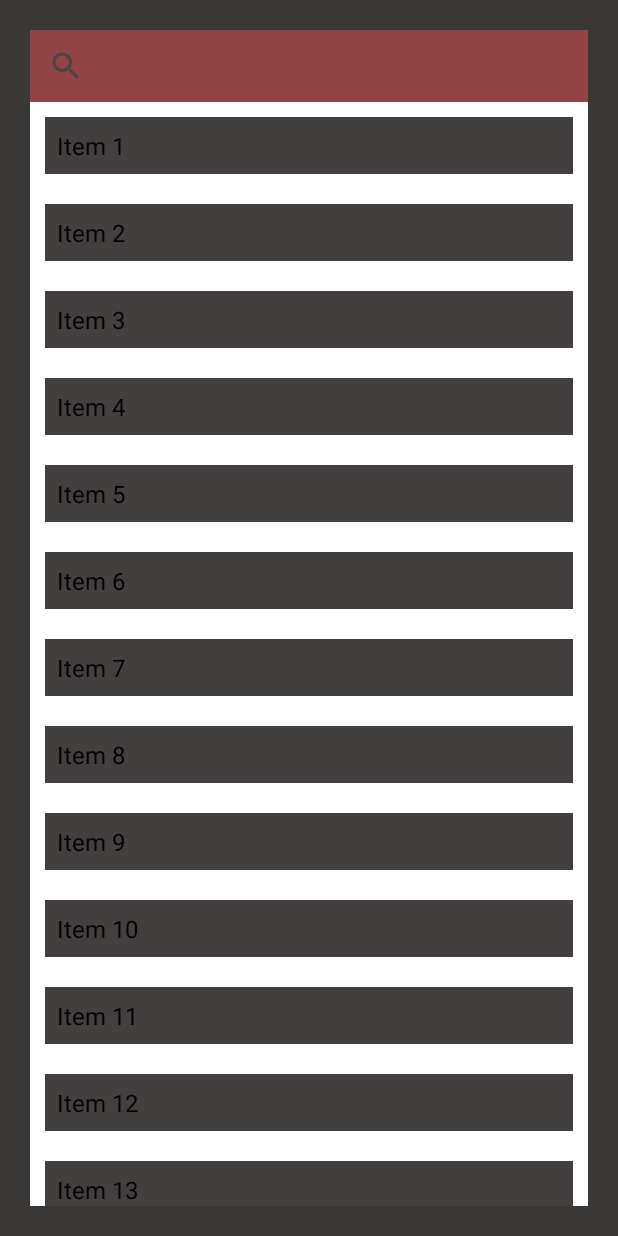
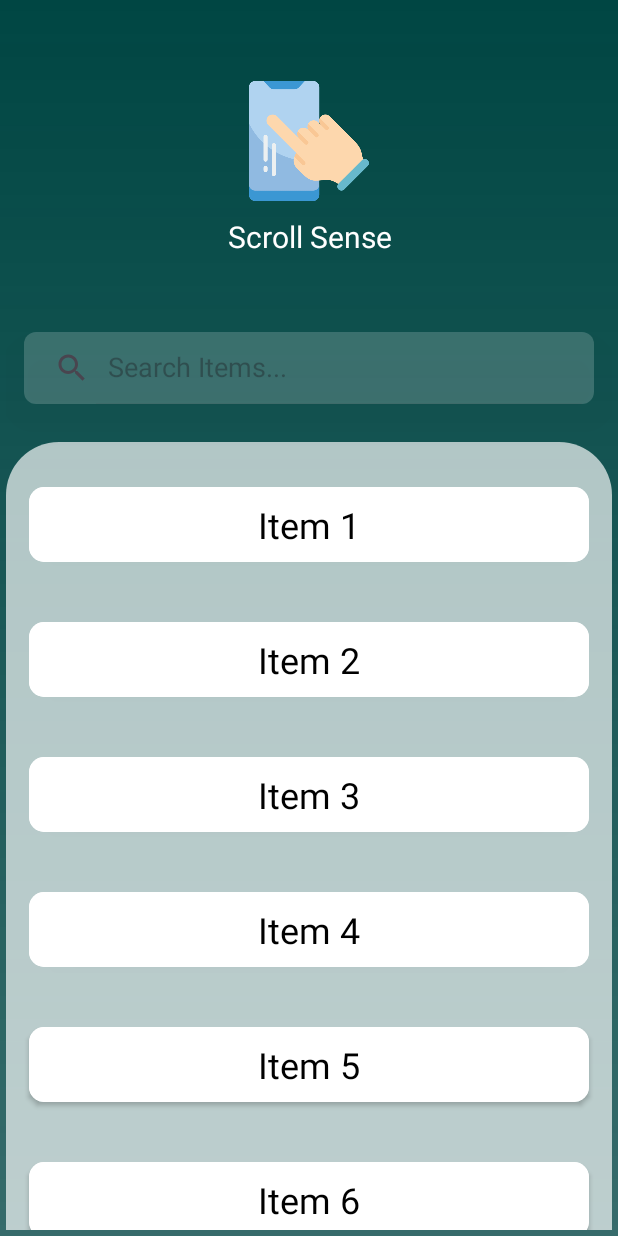
Before and after one commit to Amartyakaushik/ScrollSense, an Android app: the screen it shows after launch (MainActivity), on a phone screen of 412 x 824 dp. Run offline under Robolectric (Android 15) with nearby library versions, the phone set to English and light mode, and no system bars; our stand-ins replace Shimmer.

Commit message:
Enhanced the ui with better and more interactive ui.

```diff
--- a/app/src/main/java/com/example/scrollsense/model/Item.kt
+++ b/app/src/main/java/com/example/scrollsense/model/dataClass/Item.kt
@@ -1,3 +1,3 @@
-package com.example.scrollsense.model
+package com.example.scrollsense.model.dataClass
 
 data class Item(val id: Int, val title: String)
--- a/app/src/main/java/com/example/scrollsense/network/ItemRepository.kt
+++ b/app/src/main/java/com/example/scrollsense/network/ItemRepository.kt
@@ -1,5 +1,5 @@
 package com.example.scrollsense.network
-import com.example.scrollsense.model.Item
+import com.example.scrollsense.model.dataClass.Item
 
 
 class ItemRepository(private val api: MockApi) {
@@ -12,7 +12,7 @@ class ItemRepository(private val api: MockApi) {
 //
 //import androidx.lifecycle.LiveData
 //import androidx.lifecycle.MutableLiveData
-//import com.example.scrollsense.model.Item
+//import com.example.scrollsense.model.dataClass.Item
 //
 //class ItemRepository(private val api: MockApi) {
 //
--- a/app/src/main/java/com/example/scrollsense/network/MockApi.kt
+++ b/app/src/main/java/com/example/scrollsense/network/MockApi.kt
@@ -3,7 +3,7 @@ package com.example.scrollsense.network
 import android.os.Handler
 import android.os.Looper
 import android.util.Log
-import com.example.scrollsense.model.Item
+import com.example.scrollsense.model.dataClass.Item
 
 class MockApi {
 
--- a/app/src/main/java/com/example/scrollsense/ui/MainActivity.kt
+++ b/app/src/main/java/com/example/scrollsense/ui/MainActivity.kt
@@ -50,6 +50,8 @@ class MainActivity : AppCompatActivity() {
         recyclerView.adapter = adapter
 
         val searchView = findViewById<SearchView>(R.id.searchView)
+        searchView.queryHint = "Search Items..." // providing qurey hint
+//        searchView.
         searchView.setOnQueryTextListener(object : SearchView.OnQueryTextListener  {
             override fun onQueryTextSubmit(query: String?): Boolean {
                 return false
--- a/app/src/main/java/com/example/scrollsense/ui/adapter/ItemAdapter.kt
+++ b/app/src/main/java/com/example/scrollsense/ui/adapter/ItemAdapter.kt
@@ -10,7 +10,7 @@ import android.view.ViewGroup
 import android.widget.TextView
 import androidx.recyclerview.widget.RecyclerView
 import com.example.scrollsense.R
-import com.example.scrollsense.model.Item
+import com.example.scrollsense.model.dataClass.Item
 
 class ItemAdapter(private var query: String) : RecyclerView.Adapter<ItemAdapter.ItemViewHolder>() {
 
@@ -41,7 +41,7 @@ class ItemAdapter(private var query: String) : RecyclerView.Adapter<ItemAdapter.
             val startIndex = item.title.indexOf(query, ignoreCase = true)
             if (startIndex >= 0) {
                 spannable.setSpan(
-                    ForegroundColorSpan(Color.YELLOW),
+                    ForegroundColorSpan(Color.BLUE),
                     startIndex,
                     startIndex + query.length,
                     Spannable.SPAN_EXCLUSIVE_EXCLUSIVE
--- a/app/src/main/java/com/example/scrollsense/viewmodel/ItemViewModel.kt
+++ b/app/src/main/java/com/example/scrollsense/viewmodel/ItemViewModel.kt
@@ -4,7 +4,7 @@ import android.util.Log
 import androidx.lifecycle.LiveData
 import androidx.lifecycle.MutableLiveData
 import androidx.lifecycle.ViewModel
-import com.example.scrollsense.model.Item
+import com.example.scrollsense.model.dataClass.Item
 import com.example.scrollsense.network.ItemRepository
 
 class ItemViewModel(private val repository: ItemRepository) : ViewModel() {
@@ -42,6 +42,7 @@ class ItemViewModel(private val repository: ItemRepository) : ViewModel() {
                     _allItems.addAll(newItems)  // Append items
                     Log.d("ivm", "append = $newItems")
                 }
+                // Apply current filter to new items immediately
                 applyFilter(currentQuery)
                 Log.d("ItemViewModel", "Updating LiveData with items: $newItems")
                 _error.postValue(false)
@@ -87,7 +88,7 @@ class ItemViewModel(private val repository: ItemRepository) : ViewModel() {
 ////import androidx.lifecycle.LiveData
 ////import androidx.lifecycle.MutableLiveData
 ////import androidx.lifecycle.ViewModel
-////import com.example.scrollsense.model.Item
+////import com.example.scrollsense.model.dataClass.Item
 ////import com.example.scrollsense.network.ItemRepository
 //
 //class ItemViewModel(private val repository: ItemRepository) : ViewModel() {
--- /dev/null
+++ b/app/src/main/res/drawable/main_layout_background.xml
@@ -0,0 +1,6 @@
+<?xml version="1.0" encoding="utf-8"?>
+<shape xmlns:android="http://schemas.android.com/apk/res/android">
+    <!--    <solid android:color="#570E0B0B"/>-->
+    <gradient android:angle="-45" android:startColor="#004643" android:endColor="#C9004643"/>
+<!--    <corners android:topLeftRadius="35dp" android:topRightRadius="35dp"/>-->
+</shape>
--- /dev/null
+++ b/app/src/main/res/drawable/recycler_view_background.xml
@@ -0,0 +1,6 @@
+<?xml version="1.0" encoding="utf-8"?>
+<shape xmlns:android="http://schemas.android.com/apk/res/android">
+    <solid android:color="#ABFFFFFF"/>
+<!--    <gradient android:angle="-45" android:startColor="#004643" android:endColor="#C9004643"/>-->
+    <corners android:topLeftRadius="35dp" android:topRightRadius="35dp"/>
+</shape>
--- /dev/null
+++ b/app/src/main/res/drawable/search_view_background.xml
@@ -0,0 +1,8 @@
+<?xml version="1.0" encoding="utf-8"?>
+<shape xmlns:android="http://schemas.android.com/apk/res/android">
+    <solid android:color="#2EFFFFFF" />
+
+<!--    <gradient android:angle="-45" android:startColor="#004643" android:endColor="#C9004643"/>-->
+<!--    <gradient android:angle="-45" android:startColor="#33004643" android:endColor="#2E004643"/>-->
+    <corners android:radius="8dp"/>
+</shape>
--- a/app/src/main/res/layout/activity_main.xml
+++ b/app/src/main/res/layout/activity_main.xml
@@ -2,16 +2,39 @@
     android:layout_width="match_parent"
     android:layout_height="match_parent"
     xmlns:tools="http://schemas.android.com/tools"
-    android:padding="20dp"
-    android:background="#3A3737"
+    xmlns:app="http://schemas.android.com/apk/res-auto"
+    android:padding="4dp"
+    android:background="@drawable/main_layout_background"
     android:orientation="vertical">
+
+    <ImageView
+        android:layout_width="80dp"
+        android:layout_height="80dp"
+        android:layout_marginTop="50dp"
+        android:layout_gravity="center"
+        android:src="@drawable/scroll_ic"/>
+
+    <TextView
+        android:layout_width="match_parent"
+        android:layout_height="wrap_content"
+        android:text="@string/appname"
+        android:textSize="20sp"
+        android:textColor="@color/white"
+        android:gravity="center"
+        android:layout_marginTop="10dp"/>
 
     <androidx.appcompat.widget.SearchView
         android:id="@+id/searchView"
         android:layout_width="match_parent"
         android:layout_height="wrap_content"
-        android:background="#924444"
-        android:queryHint="Search items..." />
+        android:layout_marginTop="50dp"
+        android:layout_marginHorizontal="12dp"
+        android:background="@drawable/search_view_background"
+        android:elevation="19dp"
+        android:focusable="true"
+        android:theme="@style/SearchViewStyle"
+        android:focusableInTouchMode="true"
+        app:iconifiedByDefault="false" />
 
     <include
         android:id="@+id/shimmerLayout"
@@ -21,7 +44,10 @@
     <androidx.recyclerview.widget.RecyclerView
         android:id="@+id/recyclerView"
         android:layout_width="match_parent"
-        android:background="@color/white"
+        android:paddingTop="10sp"
+        android:paddingHorizontal="5dp"
+        android:layout_marginTop="25dp"
+        android:background="@drawable/recycler_view_background"
         tools:listitem="@layout/item_view"
         android:layout_height="0dp"
         android:layout_weight="1" />
--- a/app/src/main/res/layout/item_view.xml
+++ b/app/src/main/res/layout/item_view.xml
@@ -1,16 +1,23 @@
 <?xml version="1.0" encoding="utf-8"?>
-<LinearLayout xmlns:android="http://schemas.android.com/apk/res/android"
+<androidx.cardview.widget.CardView xmlns:android="http://schemas.android.com/apk/res/android"
     android:layout_width="match_parent"
     android:layout_height="wrap_content"
+    xmlns:app="http://schemas.android.com/apk/res-auto"
     android:orientation="vertical"
-    android:layout_margin="10dp"
-    android:background="#433F3F"
-    android:padding="8dp">
+    android:elevation="10dp"
+    app:cardCornerRadius="10dp"
+    android:background="@color/white"
+    android:layout_marginHorizontal="10dp"
+    android:layout_marginVertical="20dp">
 
     <TextView
         android:id="@+id/itemTitle"
         android:layout_width="match_parent"
-        android:layout_height="wrap_content"
-        android:textSize="16sp"
+        android:layout_height="50dp"
+        android:gravity="center"
+        android:background="@color/white"
+        android:textSize="24sp"
+        android:textAlignment="center"
+        android:text="SAMPLE"
         android:textColor="@android:color/black" />
-</LinearLayout>
+</androidx.cardview.widget.CardView>
--- a/app/src/main/res/values/strings.xml
+++ b/app/src/main/res/values/strings.xml
@@ -1,4 +1,5 @@
 <resources>
     <string name="app_name">ScrollSense</string>
     <string name="error_msg">Error loading data</string>
+    <string name="appname">Scroll Sense</string>
 </resources>
--- a/app/src/main/res/values/themes.xml
+++ b/app/src/main/res/values/themes.xml
@@ -6,4 +6,8 @@
     </style>
 
     <style name="Theme.ScrollSense" parent="Base.Theme.ScrollSense" />
+    <style name="SearchViewStyle" parent="Widget.AppCompat.SearchView">
+        <item name="android:textColor">@android:color/black</item>
+        <item name="android:editTextColor">@android:color/black</item>
+    </style>
 </resources>
```
Also changed, not shown: app/src/main/res/drawable/scroll_ic.png (added).
